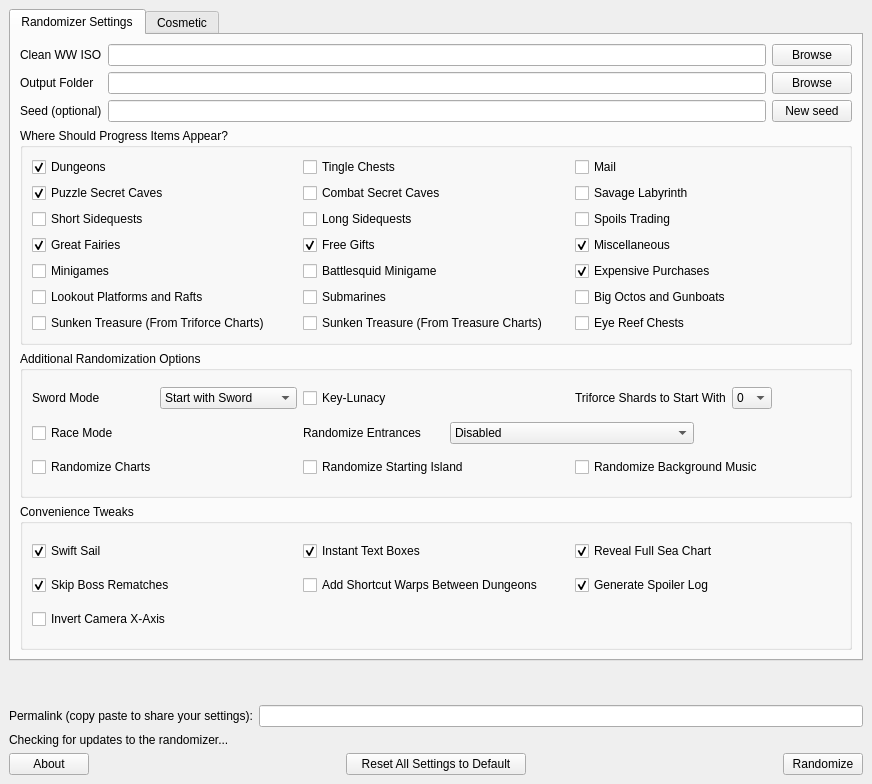
The window that wwr_ui/randomizer_window.ui (LagoLunatic/wwrando) describes before a commit, drawn with Qt 5.
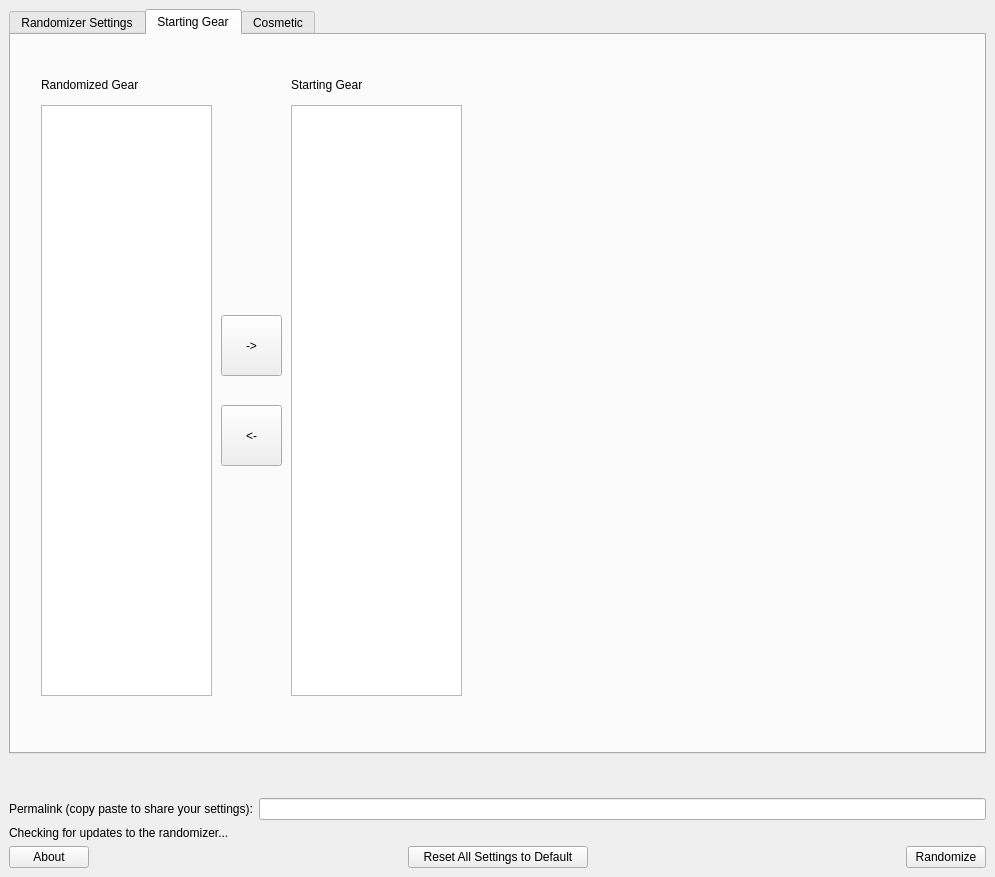
The same window after the commit.

Commit message:
Allow user to specify a part of their starting inventory
This addresses LagoLunatic/wwrando#98 and LagoLunatic/wwrando#106

A new tab was introduced in the GUI to allow the user to select
their starting gear, mainly because it is too big to fit in the
current main tab.
Of course, if you don't use it, the randomizer behaves the same
as before.

A few implementation notes:
- This preallocates a 128 + 4 bytes array containing pointer to item_gets function, built from the item_get function array
- Progressive items are named as such in GUI for conveniance

Patch:
```diff
--- a/wwr_ui/randomizer_window.ui
+++ b/wwr_ui/randomizer_window.ui
@@ -6,8 +6,8 @@
    <rect>
     <x>0</x>
     <y>0</y>
-    <width>872</width>
-    <height>784</height>
+    <width>995</width>
+    <height>877</height>
    </rect>
   </property>
   <property name="windowTitle">
@@ -28,8 +28,8 @@
         <rect>
          <x>0</x>
          <y>0</y>
-         <width>850</width>
-         <height>632</height>
+         <width>977</width>
+         <height>726</height>
         </rect>
        </property>
        <layout class="QVBoxLayout" name="verticalLayout_4">
@@ -48,7 +48,7 @@
         <item>
          <widget class="QTabWidget" name="tabWidget">
           <property name="currentIndex">
-           <number>0</number>
+           <number>1</number>
           </property>
           <widget class="QWidget" name="tab">
            <attribute name="title">
@@ -307,6 +307,43 @@
                  </property>
                 </widget>
                </item>
+               <item row="0" column="0">
+                <layout class="QHBoxLayout" name="horizontalLayout_5">
+                 <item>
+                  <widget class="QLabel" name="label_for_sword_mode">
+                   <property name="text">
+                    <string>Sword Mode</string>
+                   </property>
+                  </widget>
+                 </item>
+                 <item>
+                  <widget class="QComboBox" name="sword_mode">
+                   <item>
+                    <property name="text">
+                     <string>Start with Sword</string>
+                    </property>
+                   </item>
+                   <item>
+                    <property name="text">
+                     <string>Randomized Sword</string>
+                    </property>
+                   </item>
+                   <item>
+                    <property name="text">
+                     <string>Swordless</string>
+                    </property>
+                   </item>
+                  </widget>
+                 </item>
+                </layout>
+               </item>
+               <item row="1" column="0">
+                <widget class="QCheckBox" name="race_mode">
+                 <property name="text">
+                  <string>Race Mode</string>
+                 </property>
+                </widget>
+               </item>
                <item row="0" column="2">
                 <layout class="QHBoxLayout" name="horizontalLayout_2">
                  <item>
@@ -382,35 +419,12 @@
                  </item>
                 </layout>
                </item>
-               <item row="0" column="0">
-                <layout class="QHBoxLayout" name="horizontalLayout_5">
-                 <item>
-                  <widget class="QLabel" name="label_for_sword_mode">
-                   <property name="text">
-                    <string>Sword Mode</string>
-                   </property>
-                  </widget>
-                 </item>
-                 <item>
-                  <widget class="QComboBox" name="sword_mode">
-                   <item>
-                    <property name="text">
-                     <string>Start with Sword</string>
-                    </property>
-                   </item>
-                   <item>
-                    <property name="text">
-                     <string>Randomized Sword</string>
-                    </property>
-                   </item>
-                   <item>
-                    <property name="text">
-                     <string>Swordless</string>
-                    </property>
-                   </item>
-                  </widget>
-                 </item>
-                </layout>
+               <item row="2" column="2">
+                <widget class="QCheckBox" name="randomize_bgm">
+                 <property name="text">
+                  <string>Randomize Background Music</string>
+                 </property>
+                </widget>
                </item>
                <item row="1" column="1" colspan="2">
                 <layout class="QHBoxLayout" name="horizontalLayout_8">
@@ -554,6 +568,89 @@
             </item>
            </layout>
           </widget>
+          <widget class="QWidget" name="tab_3">
+           <attribute name="title">
+            <string>Starting Gear</string>
+           </attribute>
+           <widget class="QListView" name="randomized_gear">
+            <property name="geometry">
+             <rect>
+              <x>30</x>
+              <y>70</y>
+              <width>171</width>
+              <height>591</height>
+             </rect>
+            </property>
+            <property name="selectionMode">
+             <enum>QAbstractItemView::MultiSelection</enum>
+            </property>
+           </widget>
+           <widget class="QListView" name="starting_gear">
+            <property name="geometry">
+             <rect>
+              <x>280</x>
+              <y>70</y>
+              <width>171</width>
+              <height>591</height>
+             </rect>
+            </property>
+            <property name="selectionMode">
+             <enum>QAbstractItemView::MultiSelection</enum>
+            </property>
+           </widget>
+           <widget class="QPushButton" name="add_gear">
+            <property name="geometry">
+             <rect>
+              <x>210</x>
+              <y>280</y>
+              <width>61</width>
+              <height>61</height>
+             </rect>
+            </property>
+            <property name="text">
+             <string>-&gt;</string>
+            </property>
+           </widget>
+           <widget class="QPushButton" name="remove_gear">
+            <property name="geometry">
+             <rect>
+              <x>210</x>
+              <y>370</y>
+              <width>61</width>
+              <height>61</height>
+             </rect>
+            </property>
+            <property name="text">
+             <string>&lt;-</string>
+            </property>
+           </widget>
+           <widget class="QLabel" name="label_for_randomized_gear">
+            <property name="geometry">
+             <rect>
+              <x>30</x>
+              <y>40</y>
+              <width>151</width>
+              <height>19</height>
+             </rect>
+            </property>
+            <property name="text">
+             <string>Randomized Gear</string>
+            </property>
+           </widget>
+           <widget class="QLabel" name="label_for_starting_gear">
+            <property name="geometry">
+             <rect>
+              <x>280</x>
+              <y>40</y>
+              <width>121</width>
+              <height>19</height>
+             </rect>
+            </property>
+            <property name="text">
+             <string>Starting Gear</string>
+            </property>
+           </widget>
+          </widget>
           <widget class="QWidget" name="tab_2">
            <attribute name="title">
             <string>Cosmetic</string>
```
Left out of the diff: 20 changed lines with no effect on the pictures. The commit also changes 14 other files.
